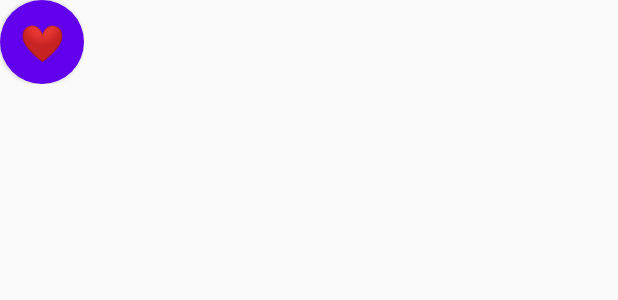
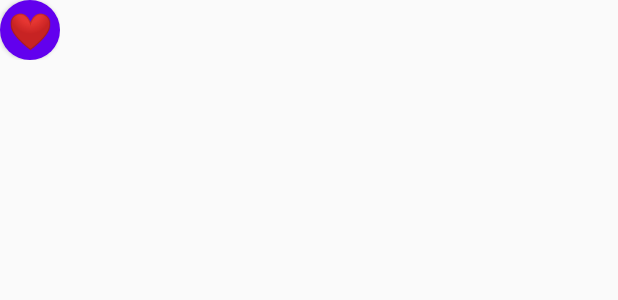
Before and after one commit to Alex16oz/Widgetku, an Android app built with Jetpack Compose: the layout floating_button.xml on its own in the app's theme, with its tools: preview values and no code run, on a phone screen of 412 x 824 dp. Shown: the top 300 px of the screen. Run offline under Robolectric (Android 15) with nearby library versions, the phone set to English and light mode, and no system bars.

Commit message:
v18 done

```diff
--- a/app/src/main/res/layout/floating_button.xml
+++ b/app/src/main/res/layout/floating_button.xml
@@ -5,8 +5,8 @@
 
     <Button
         android:id="@+id/floating_widget_button"
-        android:layout_width="56dp"
-        android:layout_height="56dp"
+        android:layout_width="40dp"
+        android:layout_height="40dp"
         android:background="@drawable/round_button"
         android:text="❤️"
         android:textColor="@android:color/white"
```
